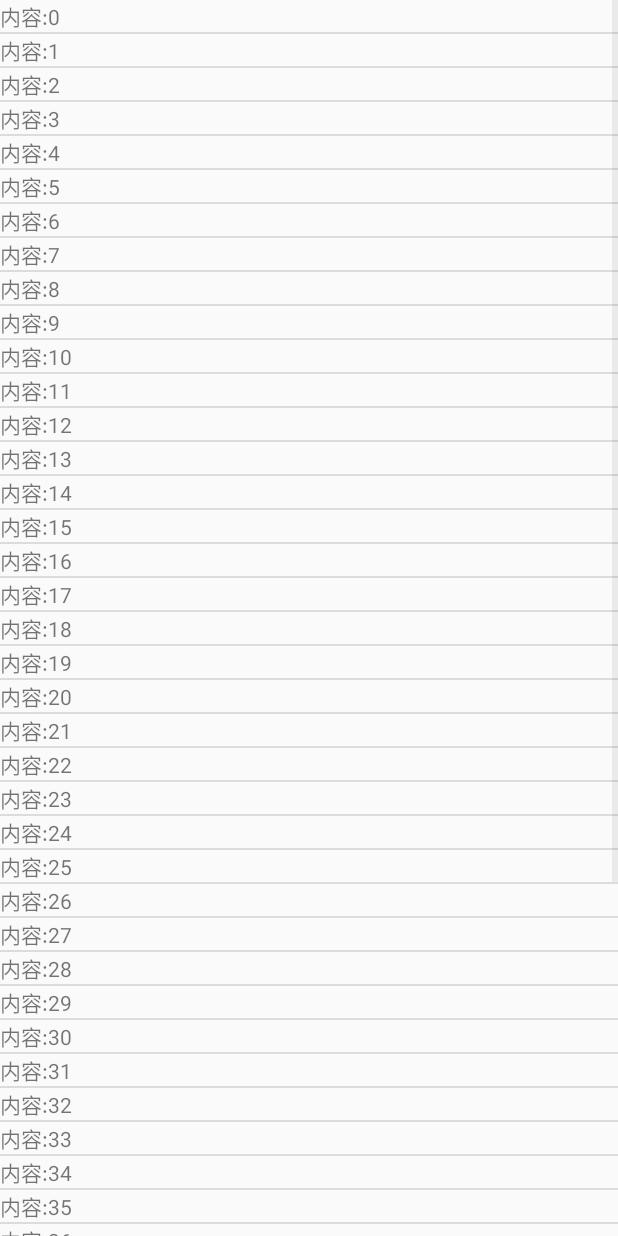
After one commit to mfangtao/kotlinTest, an Android app: the MyListView screen opened directly, with no data from a screen before it, on a phone screen of 412 x 824 dp. The commit adds this screen. Run offline under Robolectric (Android 15) with nearby library versions, the phone set to English and light mode, and no system bars.

Commit message:
完成ListView使用

```diff
--- a/app/src/main/AndroidManifest.xml
+++ b/app/src/main/AndroidManifest.xml
@@ -17,6 +17,7 @@
             </intent-filter>
         </activity>
         <activity android:name=".Main2Activity"></activity>
+        <activity android:name=".MyListView"></activity>
     </application>
 
 </manifest>
--- /dev/null
+++ b/app/src/main/java/com/fangtao/kotlintest/MyListView.kt
@@ -0,0 +1,77 @@
+package com.fangtao.kotlintest
+
+import android.app.Activity
+import android.app.AlertDialog
+import android.content.DialogInterface
+import android.os.Bundle
+import kotlinx.android.synthetic.main.activity_mylistview.*
+import java.util.*
+
+/**
+ * ListView实例
+ * 作者：涛锅锅
+ * 时间：2017/7/21 15:06
+ * 邮箱：7490725@qq.com
+ */
+class MyListView : Activity()
+{
+    lateinit var adapter:MyListViewAdapter //定义adapter 未初始化
+    internal var arrayList = ArrayList<HashMap<String, Any>>() //定义arraylist并初始化
+    override fun onCreate(savedInstanceState: Bundle?) {
+        super.onCreate(savedInstanceState)
+        setContentView(R.layout.activity_mylistview)
+
+        initData()
+
+        adapter = MyListViewAdapter() //初始化adapter
+        adapter.MyListViewAdapter(this,arrayList) //将数据传入adapter
+        mlistView.adapter = adapter //给listview绑定adapter
+
+        /**
+         * listview点击事件
+         */
+        mlistView.setOnItemClickListener { parent, view, position, id ->
+            var alert = AlertDialog.Builder(this)
+            alert.setTitle("温馨提示")
+                    .setMessage(arrayList.get(position).get("id").toString())
+                    .setNegativeButton("确定",null).show()
+        }
+        /**
+         * listview长按事件
+         */
+        mlistView.setOnItemLongClickListener { parent, view, position, id ->
+            var alert = AlertDialog.Builder(this)
+            alert.setTitle("温馨提示")
+                    .setMessage("是否删除"+arrayList.get(position).get("id")+"?")
+                    .setNegativeButton("取消",null)
+                    .setPositiveButton("确定",DialogInterface.OnClickListener { dialog, which ->
+
+                        arrayList.removeAt(position)//移除这条数据
+                        adapter.notifyDataSetChanged()//刷新adapter
+            }).show()
+            true
+            /**
+             * java和kotlin返回对比
+             * java---return true;
+             * kotlin---true
+             * kotlin不用再写个return
+             */
+        }
+
+
+
+    }
+
+    /**
+     * 初始化数据
+     */
+    fun initData()
+    {
+        for (i in 0..50)
+        {
+            val map = HashMap<String,Any>()
+            map.put("id","内容:"+i)
+            arrayList.add(map)
+        }
+    }
+}
--- /dev/null
+++ b/app/src/main/java/com/fangtao/kotlintest/MyListViewAdapter.kt
@@ -0,0 +1,46 @@
+package com.fangtao.kotlintest
+
+import android.content.Context
+import android.view.LayoutInflater
+import android.view.View
+import android.view.ViewGroup
+import android.widget.BaseAdapter
+import kotlinx.android.synthetic.main.mylistview_adapter.view.*
+
+/**
+ * 作者：涛锅锅
+ * 时间：2017/7/21 15:19
+ * 邮箱：7490725@qq.com
+ */
+class MyListViewAdapter : BaseAdapter()
+{
+    lateinit var context:Context;
+    lateinit var arrayList:ArrayList<HashMap<String,Any>>
+    lateinit var mInflater:LayoutInflater
+
+    fun MyListViewAdapter(context: Context,arrayList: ArrayList<HashMap<String,Any>>)
+    {
+        this.context = context
+        this.arrayList = arrayList
+        mInflater = context.getSystemService(Context.LAYOUT_INFLATER_SERVICE) as LayoutInflater
+    }
+    override fun getView(position: Int, convertView: View?, parent: ViewGroup?): View? {
+//        convertView = mInflater.inflate(R.layout.mylistview_adapter, null)
+        var view:View = mInflater.inflate(R.layout.mylistview_adapter, null)
+        view.textview.text = arrayList.get(position).get("id").toString()
+        return view
+    }
+
+    override fun getItem(position: Int): Any {
+        return position
+    }
+
+    override fun getItemId(position: Int): Long {
+        return position.toLong()
+    }
+
+    override fun getCount(): Int {
+        return arrayList.size
+    }
+
+}
--- a/app/src/main/res/layout/activity_main2.xml
+++ b/app/src/main/res/layout/activity_main2.xml
@@ -19,5 +19,10 @@
             android:id="@+id/findtest"
             android:layout_width="wrap_content"
             android:layout_height="wrap_content" />
+        <Button
+            android:text="ListView使用"
+            android:id="@+id/listviewBtn"
+            android:layout_width="wrap_content"
+            android:layout_height="wrap_content" />
     </LinearLayout>
 </android.support.constraint.ConstraintLayout>
--- /dev/null
+++ b/app/src/main/res/layout/activity_mylistview.xml
@@ -0,0 +1,9 @@
+<?xml version="1.0" encoding="utf-8"?>
+<LinearLayout xmlns:android="http://schemas.android.com/apk/res/android"
+    android:orientation="vertical" android:layout_width="match_parent"
+    android:layout_height="match_parent">
+    <ListView
+        android:id="@+id/mlistView"
+        android:layout_width="match_parent"
+        android:layout_height="match_parent"></ListView>
+</LinearLayout>
--- /dev/null
+++ b/app/src/main/res/layout/mylistview_adapter.xml
@@ -0,0 +1,9 @@
+<?xml version="1.0" encoding="utf-8"?>
+<LinearLayout xmlns:android="http://schemas.android.com/apk/res/android"
+    android:orientation="vertical" android:layout_width="match_parent"
+    android:layout_height="match_parent">
+    <TextView
+        android:id="@+id/textview"
+        android:layout_width="wrap_content"
+        android:layout_height="wrap_content" />
+</LinearLayout>
```
Also changed, not shown: app/src/main/java/com/fangtao/kotlintest/Main2Activity.kt (+10 -1 lines).
